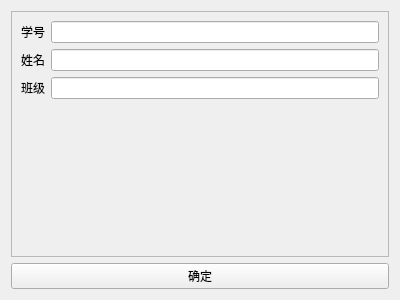
Qt form add_student.ui (for-all-fistance/student_manager) before a commit.
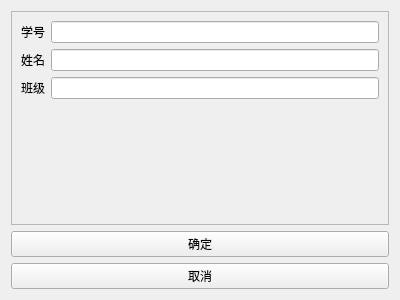
The same form after that commit.

The edit to the form file:
```diff
--- a/add_student.ui
+++ b/add_student.ui
@@ -25,7 +25,7 @@
         <x>0</x>
         <y>0</y>
         <width>376</width>
-        <height>240</height>
+        <height>204</height>
        </rect>
       </property>
       <layout class="QFormLayout" name="formLayout">
@@ -63,13 +63,20 @@
      </widget>
     </widget>
    </item>
-   <item row="1" column="0">
-    <widget class="QPushButton" name="new_stud">
+   <item row="2" column="0">
+    <widget class="QPushButton" name="new_stud_btn">
      <property name="text">
       <string>确定</string>
      </property>
     </widget>
    </item>
+   <item row="3" column="0">
+    <widget class="QPushButton" name="cancel">
+     <property name="text">
+      <string>取消</string>
+     </property>
+    </widget>
+   </item>
   </layout>
  </widget>
  <resources/>
```
Left out of the diff: 2 changed lines with no effect on the pictures.
